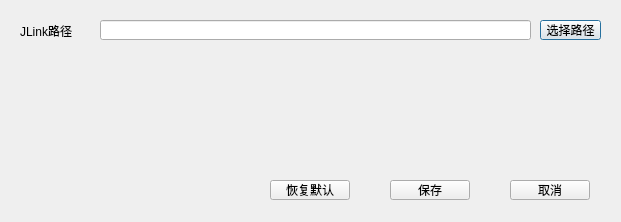
Old version of the form jlink_settings.ui in the repository duapple/JLink_Flush_GUI.
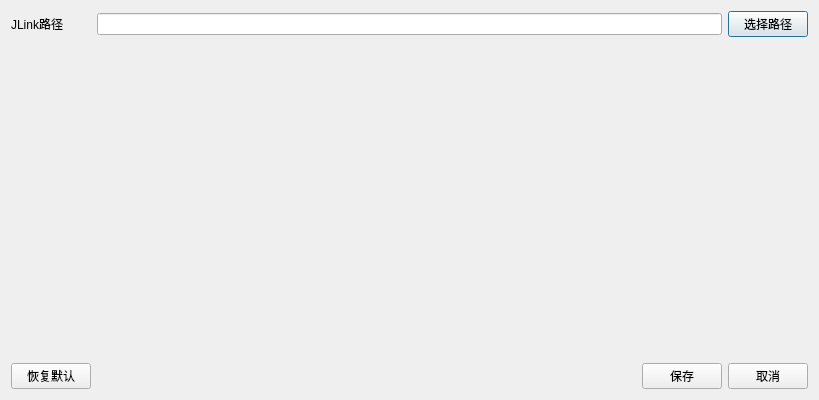
New version of the form. Icons and pictures are not drawn.

Commit message: 修复几个Bug

The edit to the form file:
```diff
--- a/jlink_settings.ui
+++ b/jlink_settings.ui
@@ -9,8 +9,8 @@
    <rect>
     <x>0</x>
     <y>0</y>
-    <width>621</width>
-    <height>222</height>
+    <width>819</width>
+    <height>400</height>
    </rect>
   </property>
   <property name="sizePolicy">
@@ -19,10 +19,16 @@
     <verstretch>0</verstretch>
    </sizepolicy>
   </property>
+  <property name="minimumSize">
+   <size>
+    <width>621</width>
+    <height>264</height>
+   </size>
+  </property>
   <property name="maximumSize">
    <size>
-    <width>621</width>
-    <height>533</height>
+    <width>16777215</width>
+    <height>16777215</height>
    </size>
   </property>
   <property name="acceptDrops">
@@ -41,81 +47,72 @@
   <property name="modal">
    <bool>false</bool>
   </property>
+  <layout class="QGridLayout" name="gridLayout">
+   <item row="0" column="0">
   <widget class="QLabel" name="label">
-   <property name="geometry">
-    <rect>
-     <x>20</x>
-     <y>20</y>
-     <width>71</width>
-     <height>21</height>
-    </rect>
-   </property>
    <property name="text">
     <string>JLink路径</string>
    </property>
   </widget>
-  <widget class="QLineEdit" name="lineEdit_JLink_path">
-   <property name="geometry">
-    <rect>
-     <x>100</x>
-     <y>20</y>
-     <width>431</width>
-     <height>20</height>
-    </rect>
-   </property>
-  </widget>
+   </item>
+   <item row="0" column="1" colspan="2">
+    <widget class="QLineEdit" name="lineEdit_JLink_path"/>
+   </item>
+   <item row="0" column="3">
   <widget class="QPushButton" name="pushButton_choose_JLink_path">
-   <property name="geometry">
-    <rect>
-     <x>540</x>
-     <y>20</y>
-     <width>61</width>
-     <height>20</height>
-    </rect>
-   </property>
    <property name="text">
     <string>选择路径</string>
    </property>
   </widget>
+   </item>
+   <item row="1" column="0">
+    <spacer name="verticalSpacer">
+     <property name="orientation">
+      <enum>Qt::Vertical</enum>
+     </property>
+     <property name="sizeHint" stdset="0">
+      <size>
+       <width>20</width>
+       <height>279</height>
+      </size>
+     </property>
+    </spacer>
+   </item>
+   <item row="2" column="0">
+    <widget class="QPushButton" name="pushButton_4_reset_default">
+     <property name="text">
+      <string>恢复默认</string>
+     </property>
+    </widget>
+   </item>
+   <item row="2" column="1">
+    <spacer name="horizontalSpacer">
+     <property name="orientation">
+      <enum>Qt::Horizontal</enum>
+     </property>
+     <property name="sizeHint" stdset="0">
+      <size>
+       <width>516</width>
+       <height>20</height>
+      </size>
+     </property>
+    </spacer>
+   </item>
+   <item row="2" column="2">
   <widget class="QPushButton" name="pushButton_2_save">
-   <property name="geometry">
-    <rect>
-     <x>390</x>
-     <y>180</y>
-     <width>80</width>
-     <height>20</height>
-    </rect>
-   </property>
    <property name="text">
     <string>保存</string>
    </property>
   </widget>
+   </item>
+   <item row="2" column="3">
   <widget class="QPushButton" name="pushButton_3_cancle">
-   <property name="geometry">
-    <rect>
-     <x>510</x>
-     <y>180</y>
-     <width>80</width>
-     <height>20</height>
-    </rect>
-   </property>
    <property name="text">
     <string>取消</string>
    </property>
   </widget>
-  <widget class="QPushButton" name="pushButton_4_reset_default">
-   <property name="geometry">
-    <rect>
-     <x>270</x>
-     <y>180</y>
-     <width>80</width>
-     <height>20</height>
-    </rect>
-   </property>
-   <property name="text">
-    <string>恢复默认</string>
-   </property>
-  </widget>
+   </item>
+  </layout>
  </widget>
  <resources>
   <include location="image.qrc"/>
```
Lines whose indentation alone changed are shown as unchanged. The commit also changes 2 other files.
